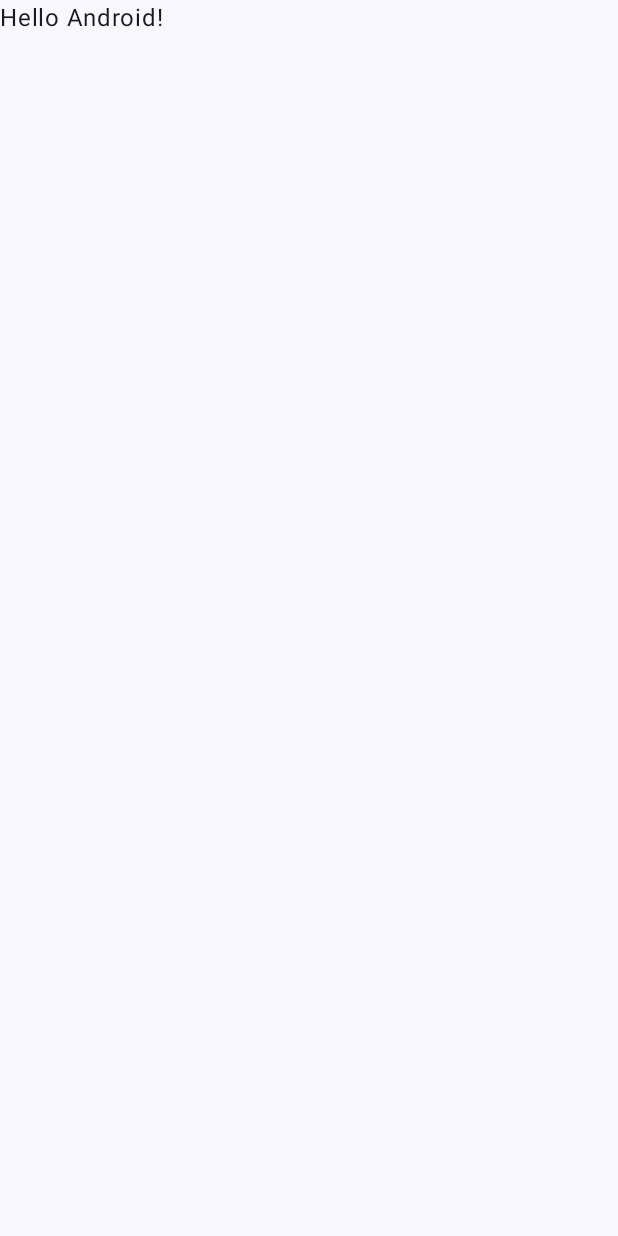
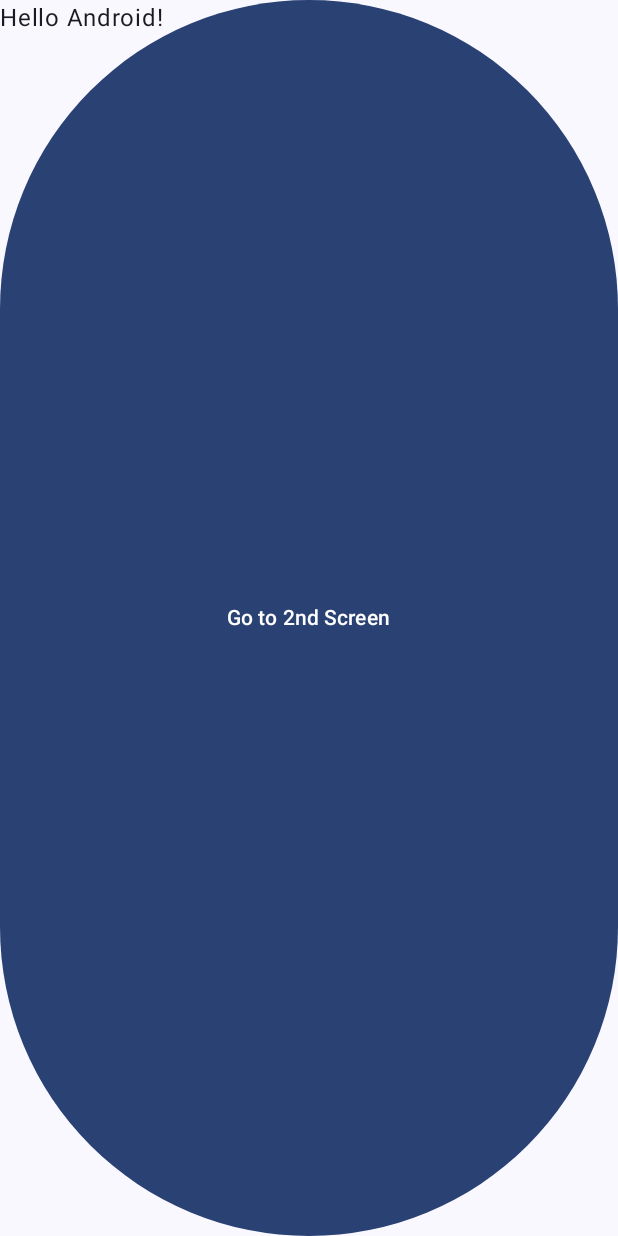
Before and after one commit to ZeNrA000LOVE/stress-table-android, an Android app built with Jetpack Compose: the screen it shows after launch (MainActivity), on a phone screen of 412 x 824 dp. Before the commit the screen is almost empty. Run offline under Robolectric (Android 15) with nearby library versions, the phone set to English and light mode, and no system bars.

Commit message:
画面遷移モック実装

```diff
--- a/app/src/main/java/com/example/stress_table_android/MainActivity.kt
+++ b/app/src/main/java/com/example/stress_table_android/MainActivity.kt
@@ -4,12 +4,17 @@ import android.os.Bundle
 import androidx.activity.ComponentActivity
 import androidx.activity.compose.setContent
 import androidx.compose.foundation.layout.fillMaxSize
+import androidx.compose.material3.Button
 import androidx.compose.material3.MaterialTheme
 import androidx.compose.material3.Surface
 import androidx.compose.material3.Text
 import androidx.compose.runtime.Composable
 import androidx.compose.ui.Modifier
 import androidx.compose.ui.tooling.preview.Preview
+import androidx.navigation.NavController
+import androidx.navigation.compose.NavHost
+import androidx.navigation.compose.composable
+import androidx.navigation.compose.rememberNavController
 import com.example.stress_table_android.ui.theme.StresstableandroidTheme
 
 class MainActivity : ComponentActivity() {
@@ -32,6 +37,41 @@ fun Greeting(name: String, modifier: Modifier = Modifier) {
         text = "Hello $name!",
         modifier = modifier
     )
+    DisplayNav()
+}
+
+@Composable
+fun DisplayNav() {
+    // navControllerを作成
+    val navController = rememberNavController()
+    // NavHostを作成
+    // startDestinationは最初に表示するページ
+    // startDestinationは最初に表示するページ
+    NavHost(navController = navController,
+        startDestination = "First Screen") {
+        // 最初に表示するページ
+        composable(route = "First Screen") {
+            FirstScreen(navController = navController)
+        }
+        // 2番目に表示するページ
+        composable(route = "Second Screen") {
+            SecondScreen(navController = navController)
+        }
+    }
+}
+
+@Composable
+fun FirstScreen(navController: NavController) {
+    Button(onClick = { navController.navigate("Second Screen") }) {
+        Text(text = "Go to 2nd Screen")
+    }
+}
+
+@Composable
+fun SecondScreen(navController: NavController) {
+    Button(onClick = { navController.navigate("First Screen")}) {
+        Text(text = "Go to 1st Screen")
+    }
 }
 
 @Preview(showBackground = true)
```
